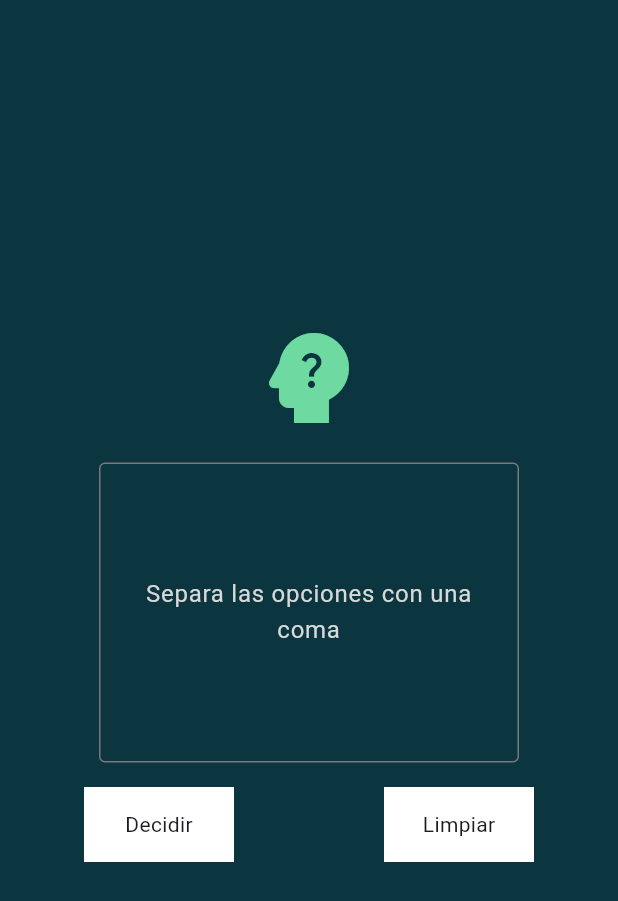
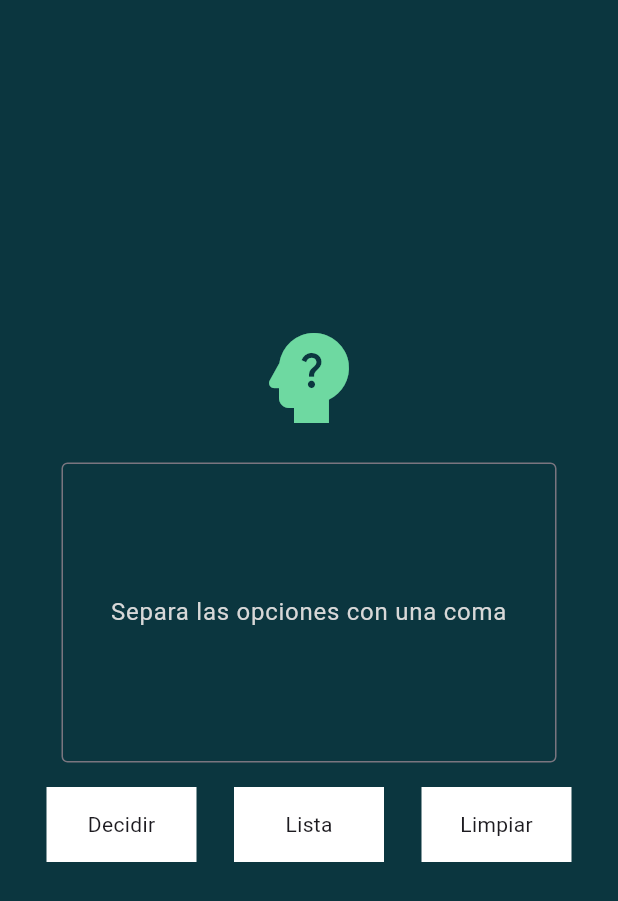
Before and after one commit to N00UK/DecisionesBetwixt, a Flutter app: the screen it shows after launch, on a phone screen of 412 x 824 dp. Shown: the top 901 px of the screen. Run offline on Flutter 3.47's test engine with Material 3 defaults, Android fonts, the phone set to English and light mode, and no system bars.

Commit message:
Se agrego el boton y la funcion de ordenar por lista.

```diff
--- a/lib/main.dart
+++ b/lib/main.dart
@@ -41,7 +41,7 @@ class _MyHomePageState extends State<MyHomePage> {
     final opcionesTexto = opcionUn.text;
 
     if (opcionesTexto.isEmpty) {
-      decision = 'Ingresa las opciones separadas por comas';
+      decision = "Ingresa las opciones separadas por comas";
     } else {
       setState(() {
         isLoading = true;
@@ -58,6 +58,29 @@ class _MyHomePageState extends State<MyHomePage> {
       });
     }
     FocusScope.of(context).unfocus();
+  }
+
+  void lista() async {
+    final opcionesTexto = opcionUn.text;
+    if (opcionesTexto.isEmpty) {
+      decision = "Ingresa las opciones separadas por comas";
+    } else {
+      setState(() {
+        isLoading = true;
+      });
+
+      await Future.delayed(const Duration(seconds: 2));
+
+      final opciones = opcionesTexto.split(',').map((e) => e.trim()).toList();
+
+      opciones.shuffle();
+      decision = opciones.join(', ');
+      setState(() {
+        isLoading = false;
+      });
+    }
+    FocusScope.of(context).unfocus();
+    setState(() {});
   }
 
   void limpiar() {
@@ -85,28 +108,32 @@ class _MyHomePageState extends State<MyHomePage> {
                       SizedBox(
                           width: 600,
                           child: Row(
-                              mainAxisAlignment: MainAxisAlignment.spaceAround,
+                              mainAxisAlignment: MainAxisAlignment.spaceEvenly,
                               children: [
                                 boton(() {
                                   setState(() {
                                     elegirOpcion();
                                   });
                                 }, 'Decidir'),
+                                boton(() => lista(), "Lista"),
                                 boton(() => limpiar(), 'Limpiar')
                               ])),
                       isLoading
                           ? const CircularProgressIndicator(
                               valueColor: AlwaysStoppedAnimation<Color>(
                                   Color.fromARGB(255, 110, 217, 161)))
-                          : Text(decision,
-                              style: const TextStyle(color: Colors.white))
+                          : SizedBox(
+                            width: 340,
+                              child: Text(decision,
+                              textAlign: TextAlign.center,
+                                  style: const TextStyle(color: Colors.white)))
                     ]))));
   }
 }
 
 campoText(TextEditingController controlador, String text) {
   return SizedBox(
-      width: 280,
+      width: 330,
       height: 200,
       child: TextField(
           maxLines: null,
```
